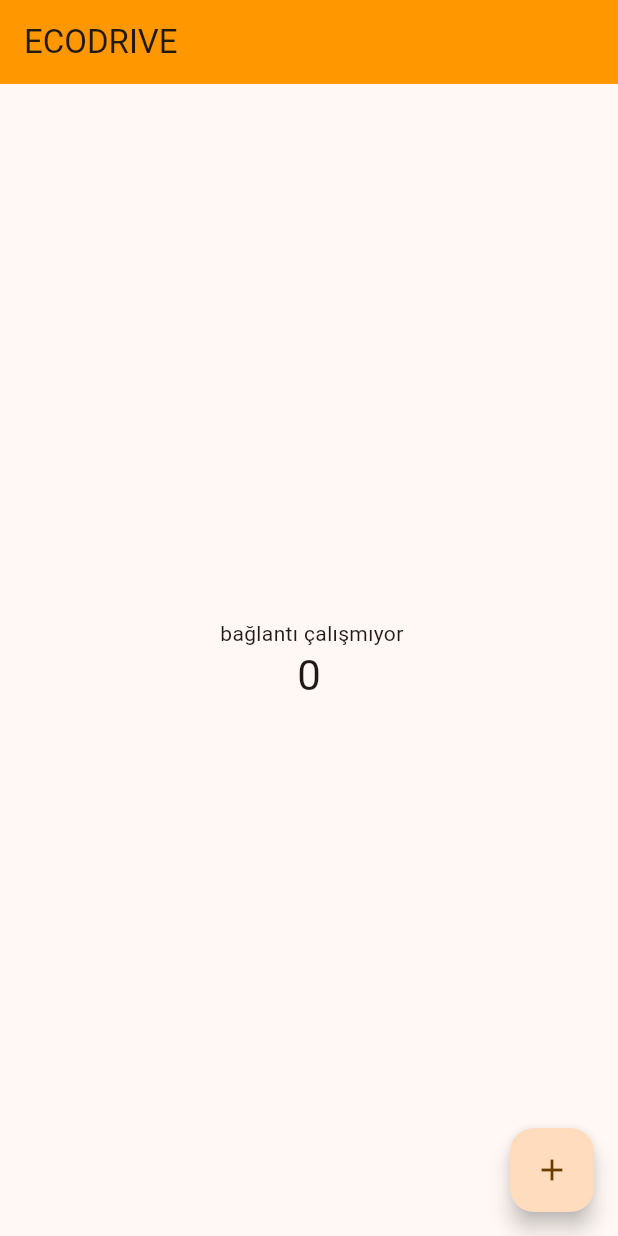
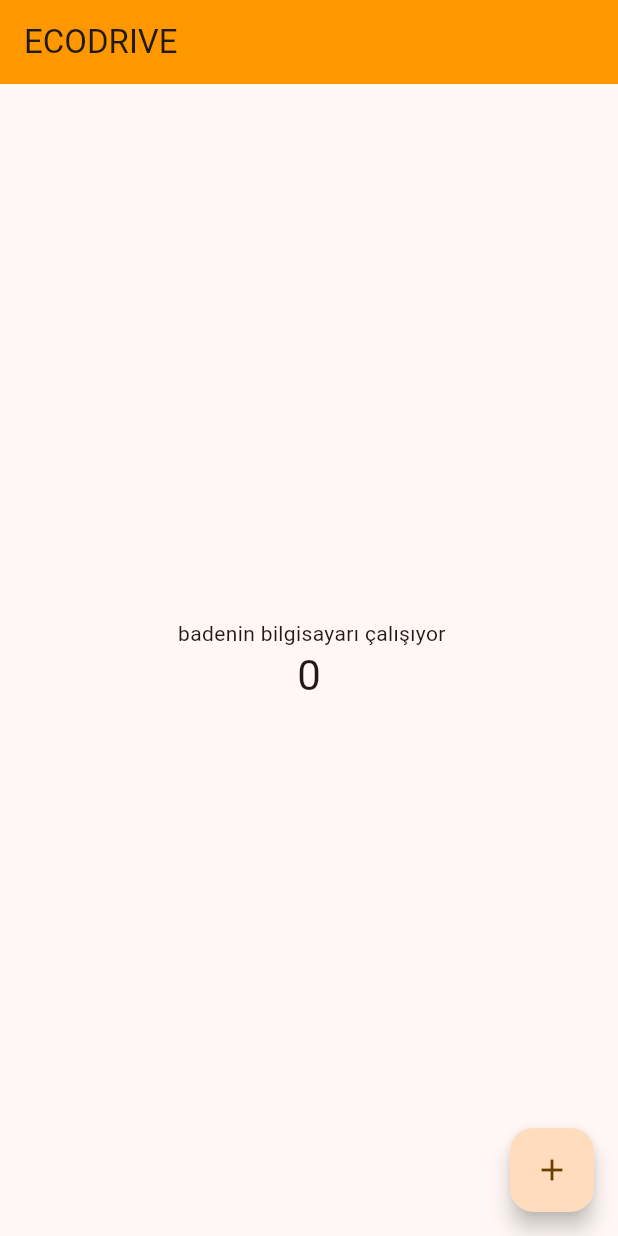
Before and after one commit to ykcnngl/ecodrive_SE380, a Flutter app: the screen it shows after launch, on a phone screen of 412 x 824 dp. Run offline on Flutter 3.47's test engine with Material 3 defaults, Android fonts, the phone set to English and light mode, and no system bars.

Commit message:
badenin bilgisayarı çalışıyor

```diff
--- a/lib/main.dart
+++ b/lib/main.dart
@@ -61,7 +61,7 @@ class _MyHomePageState extends State<MyHomePage> {
           mainAxisAlignment: MainAxisAlignment.center,
           children: <Widget>[
             const Text(
-              ' bağlantı çalışmıyor',
+              ' badenin bilgisayarı çalışıyor',
             ),
             Text(
               '$_counter',
```
